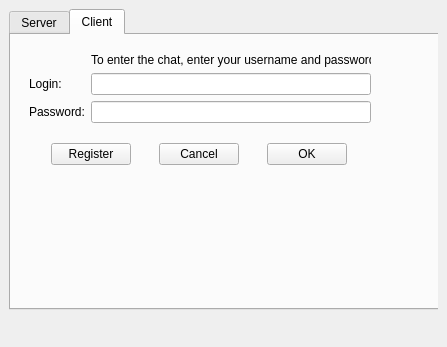
Qt form main/mainwindow.ui (gexadax/QtChatDB) before a commit.
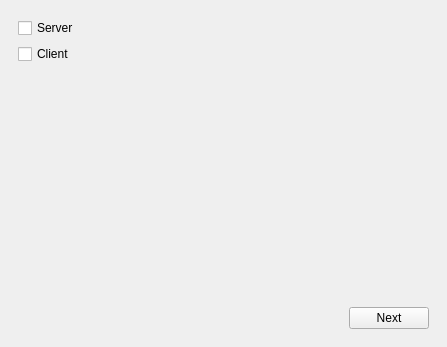
The same form after that commit.

```diff
--- a/main/mainwindow.ui
+++ b/main/mainwindow.ui
@@ -18,7 +18,7 @@
     <item row="0" column="0">
      <widget class="QStackedWidget" name="stackedWidgetConfig">
       <property name="currentIndex">
-       <number>2</number>
+       <number>0</number>
       </property>
       <widget class="QWidget" name="checkBoxPage">
        <layout class="QGridLayout" name="gridLayout_3">
@@ -235,197 +235,6 @@
         </item>
        </layout>
       </widget>
-      <widget class="QWidget" name="clientServer_page">
-       <widget class="QTabWidget" name="tabWidget">
-        <property name="geometry">
-         <rect>
-          <x>0</x>
-          <y>0</y>
-          <width>431</width>
-          <height>301</height>
-         </rect>
-        </property>
-        <property name="currentIndex">
-         <number>1</number>
-        </property>
-        <widget class="QWidget" name="serverTab">
-         <attribute name="title">
-          <string>Server</string>
-         </attribute>
-        </widget>
-        <widget class="QWidget" name="clientTab">
-         <attribute name="title">
-          <string>Client</string>
-         </attribute>
-         <widget class="QStackedWidget" name="stackedWidgetLogin">
-          <property name="geometry">
-           <rect>
-            <x>-1</x>
-            <y>9</y>
-            <width>421</width>
-            <height>251</height>
-           </rect>
-          </property>
-          <property name="currentIndex">
-           <number>0</number>
-          </property>
-          <widget class="QWidget" name="pageLogin">
-           <widget class="QWidget" name="layoutWidget">
-            <property name="geometry">
-             <rect>
-              <x>19</x>
-              <y>9</y>
-              <width>342</width>
-              <height>112</height>
-             </rect>
-            </property>
-            <layout class="QVBoxLayout" name="verticalLayoutLogin">
-             <item>
-              <layout class="QFormLayout" name="formLayoutLogin">
-               <item row="1" column="0">
-                <widget class="QLabel" name="labelLogin">
-                 <property name="text">
-                  <string>Login:</string>
-                 </property>
-                </widget>
-               </item>
-               <item row="1" column="1">
-                <widget class="QLineEdit" name="lineEditLogin"/>
-               </item>
-               <item row="2" column="0">
-                <widget class="QLabel" name="labelPassword_2">
-                 <property name="text">
-                  <string>Password:</string>
-                 </property>
-                </widget>
-               </item>
-               <item row="2" column="1">
-                <widget class="QLineEdit" name="lineEditPassword_2"/>
-               </item>
-               <item row="0" column="1">
-                <widget class="QLabel" name="labelLoginRegister">
-                 <property name="text">
-                  <string>To enter the chat, enter your username and password</string>
-                 </property>
-                </widget>
-               </item>
-              </layout>
-             </item>
-             <item>
-              <layout class="QHBoxLayout" name="horizontalLayout_5">
-               <item>
-                <widget class="QPushButton" name="pushButtonRegister">
-                 <property name="sizePolicy">
-                  <sizepolicy hsizetype="Fixed" vsizetype="Fixed">
-                   <horstretch>0</horstretch>
-                   <verstretch>0</verstretch>
-                  </sizepolicy>
-                 </property>
-                 <property name="text">
-                  <string>Register</string>
-                 </property>
-                </widget>
-               </item>
-               <item>
-                <widget class="QPushButton" name="pushButtonCancel">
-                 <property name="sizePolicy">
-                  <sizepolicy hsizetype="Fixed" vsizetype="Fixed">
-                   <horstretch>0</horstretch>
-                   <verstretch>0</verstretch>
-                  </sizepolicy>
-                 </property>
-                 <property name="text">
-                  <string>Cancel</string>
-                 </property>
-                </widget>
-               </item>
-               <item>
-                <widget class="QPushButton" name="pushButtonOk">
-                 <property name="sizePolicy">
-                  <sizepolicy hsizetype="Fixed" vsizetype="Fixed">
-                   <horstretch>0</horstretch>
-                   <verstretch>0</verstretch>
-                  </sizepolicy>
-                 </property>
-                 <property name="text">
-                  <string>OK</string>
-                 </property>
-                </widget>
-               </item>
-              </layout>
-             </item>
-            </layout>
-           </widget>
-          </widget>
-          <widget class="QWidget" name="pageRegister">
-           <widget class="QWidget" name="">
-            <property name="geometry">
-             <rect>
-              <x>8</x>
-              <y>20</y>
-              <width>247</width>
-              <height>138</height>
-             </rect>
-            </property>
-            <layout class="QGridLayout" name="gridLayout">
-             <item row="0" column="0" colspan="2">
-              <widget class="QLabel" name="labelRegister">
-               <property name="text">
-                <string>To register, enter your username and password</string>
-               </property>
-              </widget>
-             </item>
-             <item row="1" column="0">
-              <widget class="QLabel" name="labelRegisterLogin">
-               <property name="text">
-                <string>Login:</string>
-               </property>
-              </widget>
-             </item>
-             <item row="1" column="1">
-              <widget class="QLineEdit" name="lineEditRegisterLogin"/>
-             </item>
-             <item row="2" column="0">
-              <widget class="QLabel" name="labelRegisterPassword">
-               <property name="text">
-                <string>Password:</string>
-               </property>
-              </widget>
-             </item>
-             <item row="2" column="1">
-              <widget class="QLineEdit" name="lineEditRegisterPassword"/>
-             </item>
-             <item row="3" column="0">
-              <widget class="QLabel" name="labelConfirmPassword">
-               <property name="text">
-                <string>Congirm password:</string>
-               </property>
-              </widget>
-             </item>
-             <item row="3" column="1">
-              <widget class="QLineEdit" name="lineEditRegisterConfirmPassword"/>
-             </item>
-             <item row="4" column="0">
-              <widget class="QPushButton" name="pushButtonRegisterCancel">
-               <property name="text">
-                <string>Cancel</string>
-               </property>
-              </widget>
-             </item>
-             <item row="4" column="1">
-              <widget class="QPushButton" name="pushButtonRegisterOk">
-               <property name="text">
-                <string>OK</string>
-               </property>
-              </widget>
-             </item>
-            </layout>
-           </widget>
-          </widget>
-         </widget>
-        </widget>
-       </widget>
-      </widget>
      </widget>
     </item>
    </layout>
```
